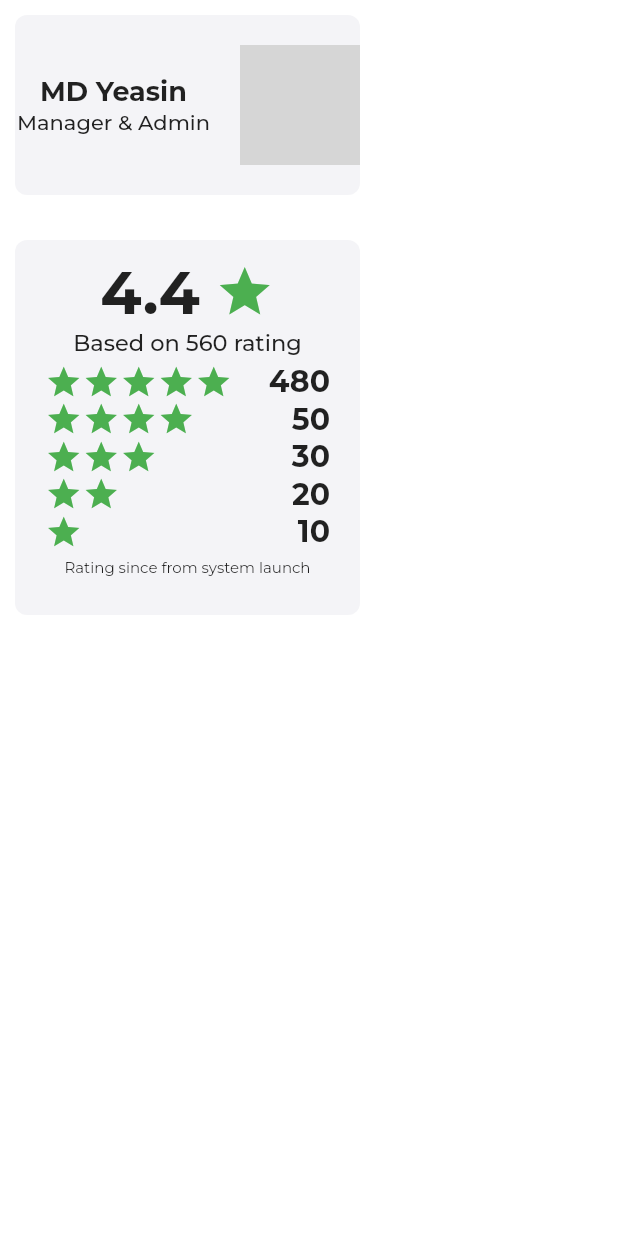
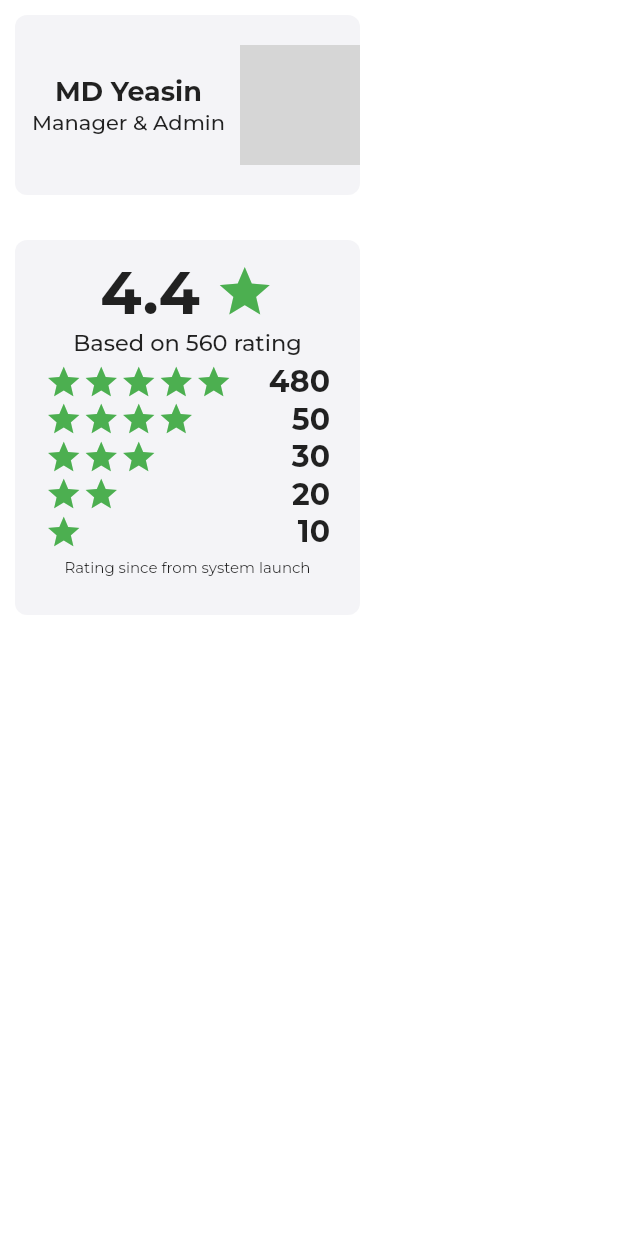
Before and after one commit to SaifIvnaAlam/Flutter-App-Restaurant-Management-System, a Flutter app: the UserInfo widget shown alone on an empty page, opened directly, on a phone screen of 412 x 824 dp. Run offline on Flutter 3.47's test engine with Material 2 defaults, Android fonts, the phone set to English and light mode, and no system bars; drawn by our look-alikes of flutter_rating_bar; our stand-ins replace font_awesome_flutter, google_fonts; network calls fail; grey boxes are pictures that could not be loaded.

Commit message:
updated : user info

```diff
--- a/lib/dashboard/presentation/components/user_info.dart
+++ b/lib/dashboard/presentation/components/user_info.dart
@@ -46,7 +46,7 @@ class UserInfo extends StatelessWidget {
                     ],
                   ),
                   const SizedBox(
-                    width: 20,
+                    width: 10,
                   ),
                   CircleAvatar(
                     maxRadius: 40,
```
